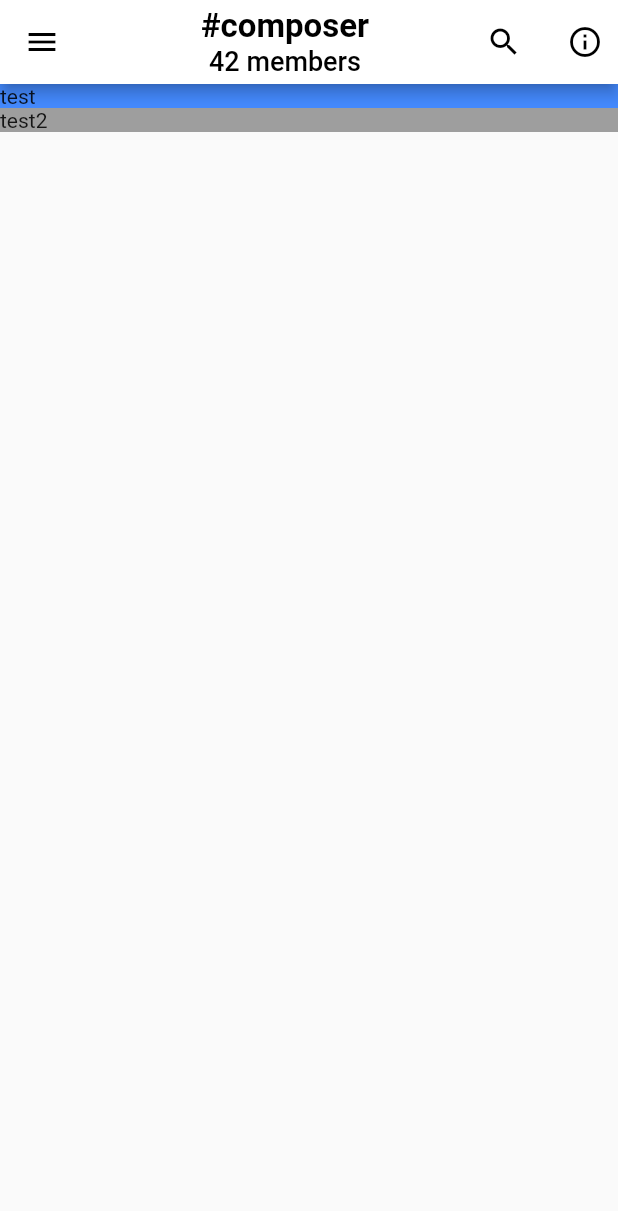
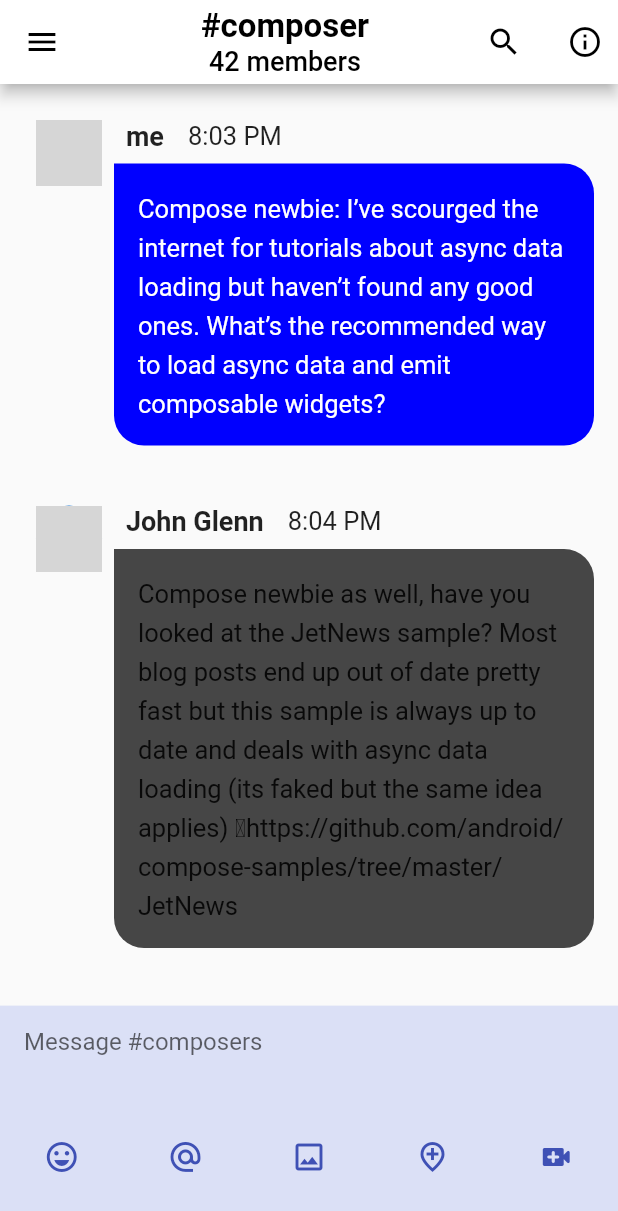
Before and after one commit to njw9108/google_compose_flutter_clone, a Flutter app: the screen it shows after launch, on a phone screen of 412 x 824 dp. Shown: the top 1211 px of the screen. Run offline on Flutter 3.47's test engine with Material 2 defaults, Android fonts, the phone set to English and light mode, and no system bars; our stand-ins replace equatable, freezed_annotation; generated files the repository leaves out were written again; grey boxes are pictures that could not be loaded.

Commit message:
view model 1차 작성

```diff
--- a/jet_chat_clone/lib/data/data_source/message_data_source.dart
+++ b/jet_chat_clone/lib/data/data_source/message_data_source.dart
@@ -21,21 +21,13 @@ class MessageDataSource {
 }
 
 List<Message> messages = [
-  Message(author: 'me', content: 'Check it out!', timestamp: '8:07 PM'),
   Message(
-    author: 'me',
-    content: 'Thank you!',
-    timestamp: '8:06 PM',
-    //R.drawable.sticker
-  ),
-  Message(
-      author: 'Taylor Brooks',
-      content: 'You can use all the same stuff',
-      timestamp: '8:05 PM'),
-  Message(
-      author: 'Taylor Brooks',
-      content: '@aliconors Take a look at the `Flow.collectAsState()` APIs',
-      timestamp: '8:05 PM'),
+      author: 'me',
+      content:
+          'Compose newbie: I’ve scourged the internet for tutorials about async data loading ' +
+              'but haven’t found any good ones. What’s the recommended way to load async ' +
+              'data and emit composable widgets?',
+      timestamp: '8:03 PM'),
   Message(
       author: 'John Glenn',
       content: 'Compose newbie as well, have you looked at the JetNews sample? Most blog posts end up ' +
@@ -44,10 +36,18 @@ List<Message> messages = [
           'https://github.com/android/compose-samples/tree/master/JetNews',
       timestamp: '8:04 PM'),
   Message(
-      author: 'me',
-      content:
-      'Compose newbie: I’ve scourged the internet for tutorials about async data loading ' +
-          'but haven’t found any good ones. What’s the recommended way to load async ' +
-          'data and emit composable widgets?',
-      timestamp: '8:03 PM'),
+      author: 'Taylor Brooks',
+      content: '@aliconors Take a look at the `Flow.collectAsState()` APIs',
+      timestamp: '8:05 PM'),
+  Message(
+      author: 'Taylor Brooks',
+      content: 'You can use all the same stuff',
+      timestamp: '8:05 PM'),
+  Message(
+    author: 'me',
+    content: 'Thank you!',
+    timestamp: '8:06 PM',
+    //R.drawable.sticker
+  ),
+  Message(author: 'me', content: 'Check it out!', timestamp: '8:07 PM'),
 ];
--- /dev/null
+++ b/jet_chat_clone/lib/di/provider_setup.dart
@@ -0,0 +1,23 @@
+import 'package:jet_chat_clone/data/data_source/message_data_source.dart';
+import 'package:jet_chat_clone/data/repository/message_repository_impl.dart';
+import 'package:jet_chat_clone/domain/use_case/load_history_use_case.dart';
+import 'package:jet_chat_clone/domain/use_case/message_use_case.dart';
+import 'package:jet_chat_clone/domain/use_case/receive_message_use_case.dart';
+import 'package:jet_chat_clone/domain/use_case/send_message_use_case.dart';
+import 'package:jet_chat_clone/presentation/chat/chat_view_model.dart';
+import 'package:provider/provider.dart';
+import 'package:provider/single_child_widget.dart';
+
+Future<List<SingleChildWidget>> getProviders() async {
+  final dataSource = MessageDataSource();
+  final repository = MessageRepositoryImpl(dataSource);
+  final messageUseCase = MessageUseCase(
+      loadHistory: LoadHistoryUseCase(repository),
+      receiveMessage: ReceiveMessageUseCase(repository),
+      sendMessage: SendMessageUseCase(repository));
+  return [
+    ChangeNotifierProvider<ChatViewModel>(
+      create: (context) => ChatViewModel(messageUseCase),
+    )
+  ];
+}
--- a/jet_chat_clone/lib/main.dart
+++ b/jet_chat_clone/lib/main.dart
@@ -1,8 +1,15 @@
 import 'package:flutter/material.dart';
+import 'package:jet_chat_clone/di/provider_setup.dart';
 import 'package:jet_chat_clone/presentation/chat/chat_screen.dart';
+import 'package:provider/provider.dart';
 
-void main() {
-  runApp(const MyApp());
+void main() async {
+  runApp(
+    MultiProvider(
+      providers: await getProviders(),
+      child: const MyApp(),
+    ),
+  );
 }
 
 class MyApp extends StatelessWidget {
--- a/jet_chat_clone/lib/presentation/chat/chat_screen.dart
+++ b/jet_chat_clone/lib/presentation/chat/chat_screen.dart
@@ -1,10 +1,30 @@
 import 'package:flutter/material.dart';
+import 'package:jet_chat_clone/presentation/chat/chat_view_model.dart';
+import 'package:jet_chat_clone/presentation/chat/components/message_item.dart';
+import 'package:jet_chat_clone/presentation/chat/components/text_field_item.dart';
+import 'package:provider/provider.dart';
 
-class ChatScreen extends StatelessWidget {
+class ChatScreen extends StatefulWidget {
   const ChatScreen({Key? key}) : super(key: key);
 
   @override
+  State<ChatScreen> createState() => _ChatScreenState();
+}
+
+class _ChatScreenState extends State<ChatScreen> {
+  final _scrollController = ScrollController();
+
+  @override
+  void dispose() {
+    _scrollController.dispose();
+    super.dispose();
+  }
+
+  @override
   Widget build(BuildContext context) {
+    final viewModel = context.watch<ChatViewModel>();
+    final state = viewModel.state;
+
     return Scaffold(
       drawer: Drawer(
         child: Container(
@@ -119,7 +139,7 @@ class ChatScreen extends StatelessWidget {
       appBar: AppBar(
         backgroundColor: Colors.white,
         foregroundColor: Colors.black,
-        actions: [
+        actions: const [
           Icon(Icons.search),
           SizedBox(
             width: 30,
@@ -149,15 +169,21 @@ class ChatScreen extends StatelessWidget {
           ),
         ),
       ),
-      body: ListView(
+      body: Column(
         children: [
-          Container(
-            color: Colors.blueAccent,
-            child: const Text('test'),
+          Flexible(
+            flex: 4,
+            fit: FlexFit.tight,
+            child: ListView(
+              children: state.messages
+                  .map((message) => MessageItem(message: message))
+                  .toList(),
+            ),
           ),
-          Container(
-            color: Colors.grey,
-            child: const Text('test2'),
+          const Flexible(
+            flex: 1,
+            fit: FlexFit.tight,
+            child: TextFieldItem(),
           ),
         ],
       ),
--- /dev/null
+++ b/jet_chat_clone/lib/presentation/chat/chat_state.dart
@@ -0,0 +1,17 @@
+import 'package:jet_chat_clone/domain/model/message.dart';
+import 'package:json_annotation/json_annotation.dart';
+import 'package:freezed_annotation/freezed_annotation.dart';
+
+part 'chat_state.freezed.dart';
+
+part 'chat_state.g.dart';
+
+@freezed
+class ChatState with _$ChatState {
+  factory ChatState({
+    @Default([]) List<Message> messages,
+  }) = _ChatState;
+
+  factory ChatState.fromJson(Map<String, dynamic> json) =>
+      _$ChatStateFromJson(json);
+}
--- a/jet_chat_clone/lib/presentation/chat/chat_view_model.dart
+++ b/jet_chat_clone/lib/presentation/chat/chat_view_model.dart
@@ -1,5 +1,27 @@
 import 'package:flutter/material.dart';
+import 'package:jet_chat_clone/core/use_case.dart';
+import 'package:jet_chat_clone/domain/use_case/message_use_case.dart';
+import 'package:jet_chat_clone/presentation/chat/chat_state.dart';
 
 class ChatViewModel with ChangeNotifier {
+  final MessageUseCase _useCase;
+  ChatState _state = ChatState();
 
+  ChatState get state => _state;
+
+  ChatViewModel(this._useCase) {
+    _loadMessages();
+  }
+
+  Future<void> _loadMessages() async {
+    final results = await _useCase.loadHistory(NoParams());
+    results.when(success: (results) {
+      _state = state.copyWith(
+        messages: results,
+      );
+      notifyListeners();
+    }, error: (message) {
+      print(message);
+    });
+  }
 }
--- /dev/null
+++ b/jet_chat_clone/lib/presentation/chat/components/message_item.dart
@@ -0,0 +1,92 @@
+import 'package:flutter/cupertino.dart';
+import 'package:flutter/material.dart';
+import 'package:jet_chat_clone/domain/model/message.dart';
+
+class MessageItem extends StatelessWidget {
+  final Message message;
+
+  const MessageItem({
+    Key? key,
+    required this.message,
+  }) : super(key: key);
+
+  @override
+  Widget build(BuildContext context) {
+    return Padding(
+      padding: const EdgeInsets.all(16.0),
+      child: Row(
+        crossAxisAlignment: CrossAxisAlignment.start,
+        children: [
+          SizedBox(
+            width: 60,
+            height: 60,
+            child: Padding(
+              padding: const EdgeInsets.all(8.0),
+              child: CircleAvatar(
+                backgroundImage: (message.author == 'me')
+                    ? const AssetImage('imgs/ali.png')
+                    : const AssetImage('imgs/someone_else.png'),
+              ),
+            ),
+          ),
+          Expanded(
+            child: Column(
+              children: [
+                Row(
+                  children: [
+                    Padding(
+                      padding: const EdgeInsets.all(8.0),
+                      child: Text(
+                        message.author,
+                        style: const TextStyle(
+                          fontSize: 18,
+                          fontWeight: FontWeight.bold,
+                        ),
+                      ),
+                    ),
+                    Padding(
+                      padding: const EdgeInsets.all(8.0),
+                      child: Text(
+                        message.timestamp,
+                        style: const TextStyle(
+                          fontSize: 17,
+                        ),
+                      ),
+                    ),
+                  ],
+                ),
+                Container(
+                  decoration: BoxDecoration(
+                    borderRadius: const BorderRadius.only(
+                      topRight: Radius.circular(20),
+                      bottomLeft: Radius.circular(20),
+                      bottomRight: Radius.circular(20),
+                    ),
+                    color: (message.author == 'me')
+                        ? const Color.fromRGBO(0, 0, 255, 70)
+                        : const Color.fromRGBO(70, 70, 70, 180),
+                  ),
+                  padding: const EdgeInsets.all(8),
+                  alignment: Alignment.centerLeft,
+                  child: Padding(
+                    padding: const EdgeInsets.all(8.0),
+                    child: Text(
+                      message.content,
+                      softWrap: true,
+                      style: TextStyle(
+                          color: (message.author == 'me')
+                              ? Colors.white
+                              : Colors.black87,
+                          height: 1.5,
+                          fontSize: 17),
+                    ),
+                  ),
+                )
+              ],
+            ),
+          ),
+        ],
+      ),
+    );
+  }
+}
--- /dev/null
+++ b/jet_chat_clone/lib/presentation/chat/components/text_field_item.dart
@@ -0,0 +1,64 @@
+import 'package:flutter/material.dart';
+
+class TextFieldItem extends StatelessWidget {
+  const TextFieldItem({Key? key}) : super(key: key);
+
+  @override
+  Widget build(BuildContext context) {
+    return Container(
+      color: const Color(0xffdbe0f6),
+      child: Expanded(
+        child: Column(
+          children: [
+            const Flexible(
+              flex: 1,
+              fit: FlexFit.tight,
+              child: TextField(
+                decoration: InputDecoration(
+                  contentPadding: EdgeInsets.symmetric(horizontal: 16),
+                  hintText: 'Message #composers',
+                  border: InputBorder.none,
+                ),
+              ),
+            ),
+            Flexible(
+              flex: 1,
+              fit: FlexFit.tight,
+              child: Row(
+                mainAxisAlignment: MainAxisAlignment.spaceAround,
+                crossAxisAlignment: CrossAxisAlignment.start,
+                children: [
+                  IconButton(
+                    color: Colors.indigo,
+                    icon: const Icon(Icons.emoji_emotions_outlined),
+                    onPressed: () {},
+                  ),
+                  IconButton(
+                    color: Colors.indigo,
+                    icon: const Icon(Icons.alternate_email_outlined),
+                    onPressed: () {},
+                  ),
+                  IconButton(
+                    color: Colors.indigo,
+                    icon: const Icon(Icons.image_outlined),
+                    onPressed: () {},
+                  ),
+                  IconButton(
+                    color: Colors.indigo,
+                    icon: const Icon(Icons.add_location_outlined),
+                    onPressed: () {},
+                  ),
+                  IconButton(
+                    color: Colors.indigo,
+                    icon: const Icon(Icons.video_call_rounded),
+                    onPressed: () {},
+                  ),
+                ],
+              ),
+            )
+          ],
+        ),
+      ),
+    );
+  }
+}
--- a/jet_chat_clone/pubspec.yaml
+++ b/jet_chat_clone/pubspec.yaml
@@ -69,8 +69,9 @@ flutter:
   uses-material-design: true
 
   # To add assets to your application, add an assets section, like this:
-  # assets:
-  #   - images/a_dot_burr.jpeg
+  assets:
+    - imgs/ali.png
+    - imgs/someone_else.png
   #   - images/a_dot_ham.jpeg
 
   # An image asset can refer to one or more resolution-specific "variants", see
```
